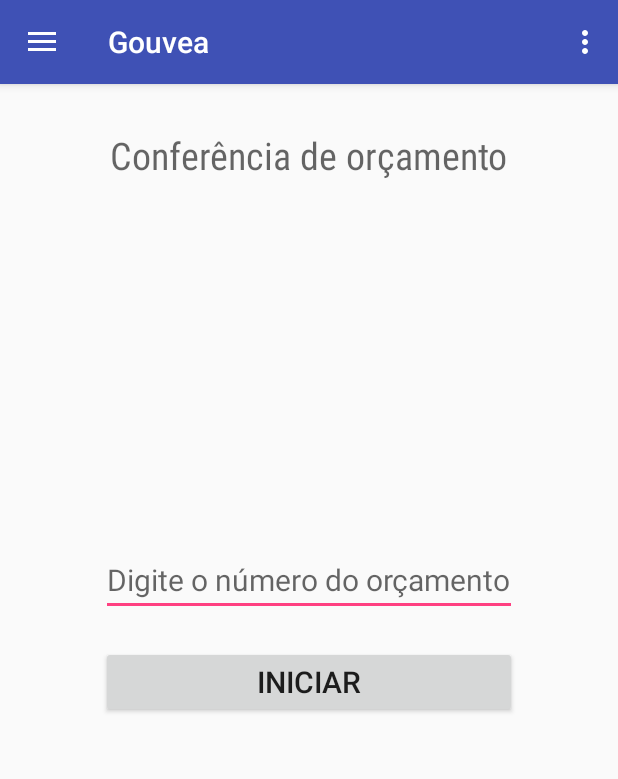
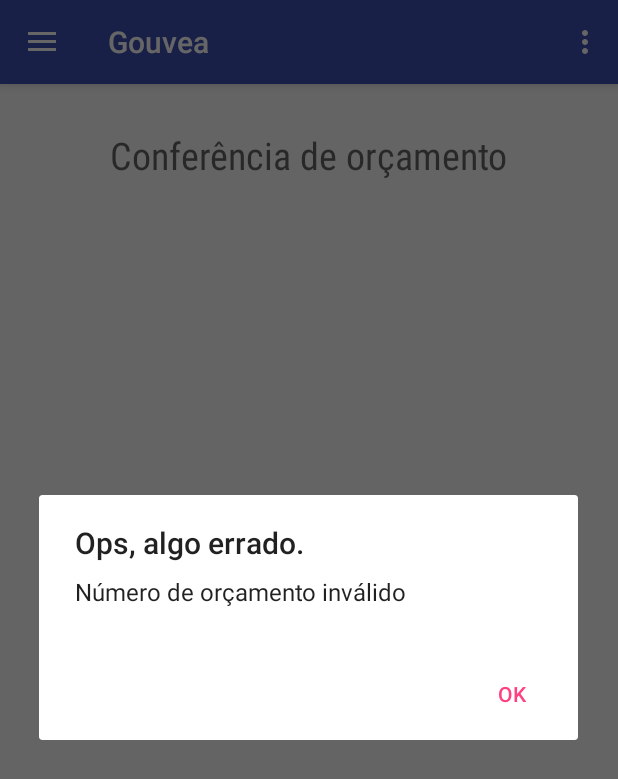
Before and after one commit to luisgouvea/GouveaApp, an Android app: the screen it shows after launch (MainActivity before the commit, CheckOrderBaseActivity after it), after a tap on "INICIAR", on a phone screen of 412 x 824 dp. Shown: the top 779 px of the screen. Run offline under Robolectric (Android 15) with nearby library versions, the phone set to English and light mode, and no system bars.

Commit message:
fds fds fs

```diff
--- a/app/src/main/AndroidManifest.xml
+++ b/app/src/main/AndroidManifest.xml
@@ -13,7 +13,7 @@
         android:supportsRtl="true"
         android:theme="@style/AppTheme">
         <activity
-            android:name=".MainActivity"
+            android:name=".activity.checkOrder.CheckOrderBaseActivity"
             android:label="@string/app_name"
             android:theme="@style/AppTheme.NoActionBar">
             <intent-filter>
--- a/app/src/main/java/com/gouvealtda/gouvea/MainActivity.java
+++ b/app/src/main/java/com/gouvealtda/gouvea/activity/checkOrder/CheckOrderBaseActivity.java
@@ -1,5 +1,7 @@
-package com.gouvealtda.gouvea;
+package com.gouvealtda.gouvea.activity.checkOrder;
 
+import android.app.AlertDialog;
+import android.app.ProgressDialog;
 import android.os.Bundle;
 import android.view.View;
 import android.support.design.widget.NavigationView;
@@ -12,11 +14,17 @@ import android.view.MenuItem;
 import android.widget.Button;
 import android.widget.EditText;
 
-public class MainActivity extends BaseActivity
+import com.gouvealtda.gouvea.BaseActivity;
+import com.gouvealtda.gouvea.R;
+
+public class CheckOrderBaseActivity extends BaseActivity
         implements NavigationView.OnNavigationItemSelectedListener, View.OnClickListener {
 
     private Button buttonBeginCheckOrder;
     private EditText editTextNumerOrder;
+
+    private ProgressDialog progressDialog;
+    private AlertDialog.Builder dialogNumberOrder;
 
     @Override
     protected void onCreate(Bundle savedInstanceState) {
@@ -52,13 +60,22 @@ public class MainActivity extends BaseActivity
         super.initialInterfaceActivity();
         this.setInterfacesFindView();
         this.setHandlerInterface();
-        //super.initialLoaderCustomUtil(constraintLayoutAddChargeActivity, relativeLayoutLoaderCustom);
     }
 
     @Override
     public void setInterfacesFindView() {
         buttonBeginCheckOrder = findViewById(R.id.btnBeginCheckOrder);
         editTextNumerOrder = findViewById(R.id.editTextNumerOrder);
+
+        progressDialog = new ProgressDialog(getContext());
+        progressDialog.setTitle("Ops");
+        progressDialog.setMessage("Não foi encontrado o orçamento");
+        progressDialog.setCancelable(false);
+
+        dialogNumberOrder = new AlertDialog.Builder(getContext());
+        dialogNumberOrder.setMessage("Número de orçamento inválido")
+                .setTitle("Ops, algo errado.");
+        dialogNumberOrder.setPositiveButton("OK", null);
     }
 
     @Override
@@ -119,8 +136,21 @@ public class MainActivity extends BaseActivity
     public void onClick(View v) {
         int id = v.getId();
         if (id == R.id.btnBeginCheckOrder) {
-            //nova tela
+            checkFieldNumberOrder();
         }
+    }
 
+    private void checkFieldNumberOrder() {
+        if (editTextNumerOrder != null) {
+            String numberOrder = editTextNumerOrder.getText().toString();
+            if (!numberOrder.isEmpty() && numberOrder.length() > 0 && !numberOrder.equals("")) {
+                //tenho em si o numero do orcamento
+                //4930
+                //faz o request
+            } else {
+                //preencha corretamente o campo
+                dialogNumberOrder.show();
+            }
+        }
     }
 }
--- a/app/src/main/res/layout/app_bar_main.xml
+++ b/app/src/main/res/layout/app_bar_main.xml
@@ -4,7 +4,7 @@
     xmlns:tools="http://schemas.android.com/tools"
     android:layout_width="match_parent"
     android:layout_height="match_parent"
-    tools:context=".MainActivity">
+    tools:context=".activity.checkOrder.CheckOrderBaseActivity">
 
     <android.support.design.widget.AppBarLayout
         android:layout_width="match_parent"
@@ -20,6 +20,6 @@
 
     </android.support.design.widget.AppBarLayout>
 
-    <include layout="@layout/content_main" />
+    <include layout="@layout/check_order_base_activity" />
 
 </android.support.design.widget.CoordinatorLayout>
--- a/app/src/main/res/layout/content_main.xml
+++ b/app/src/main/res/layout/check_order_base_activity.xml
@@ -6,7 +6,7 @@
     android:layout_height="match_parent"
     android:orientation="vertical"
     app:layout_behavior="@string/appbar_scrolling_view_behavior"
-    tools:context=".MainActivity"
+    tools:context=".activity.checkOrder.CheckOrderBaseActivity"
     tools:showIn="@layout/app_bar_main">
 
     <LinearLayout
```
Also changed, not shown: app/src/main/java/com/gouvealtda/gouvea/activity/checkOrder/CheckOrderAddItemActivity.java (added, +62 -0 lines), app/src/main/java/com/gouvealtda/gouvea/activity/checkOrder/CheckOrderValidationActivity.java (added, +62 -0 lines), app/src/main/res/layout/check_order_add_item_activity.xml (added, +73 -0 lines), app/src/main/res/layout/check_order_validation_activity.xml (added, +49 -0 lines).
